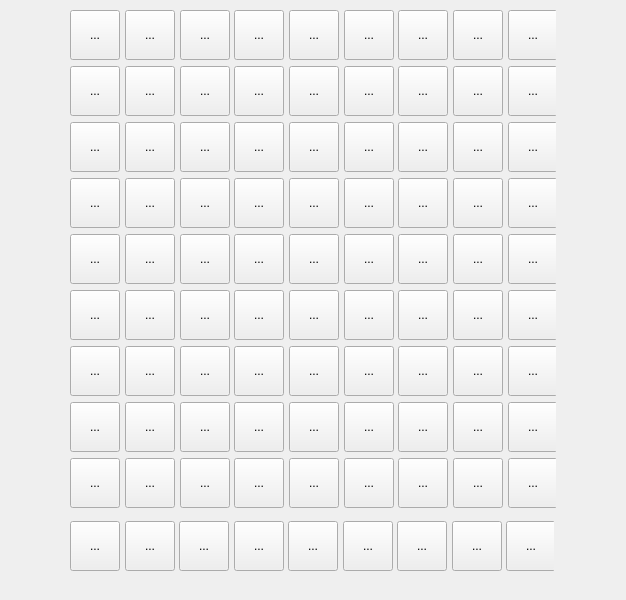
Before: the Qt Designer form Sudoku/gamewidget.ui in SSDGK/-Qt-, drawn with Qt 5.
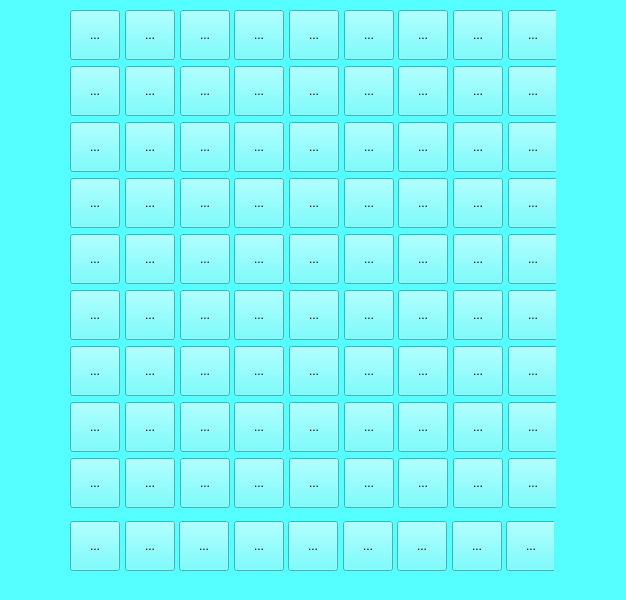
After: the same form once the commit is applied. Icons and pictures are not drawn.

Patch:
```diff
--- a/Sudoku/gamewidget.ui
+++ b/Sudoku/gamewidget.ui
@@ -10,8 +10,23 @@
     <height>600</height>
    </rect>
   </property>
+  <property name="minimumSize">
+   <size>
+    <width>626</width>
+    <height>600</height>
+   </size>
+  </property>
+  <property name="maximumSize">
+   <size>
+    <width>626</width>
+    <height>600</height>
+   </size>
+  </property>
   <property name="windowTitle">
-   <string>Form</string>
+   <string>Sudoku</string>
+  </property>
+  <property name="styleSheet">
+   <string notr="true">background-color: rgb(85, 255, 255);</string>
   </property>
   <widget class="QWidget" name="layoutWidget">
    <property name="geometry">
@@ -2086,7 +2101,7 @@
     </item>
    </layout>
   </widget>
-  <widget class="QWidget" name="">
+  <widget class="QWidget" name="layoutWidget">
    <property name="geometry">
     <rect>
      <x>70</x>
```
